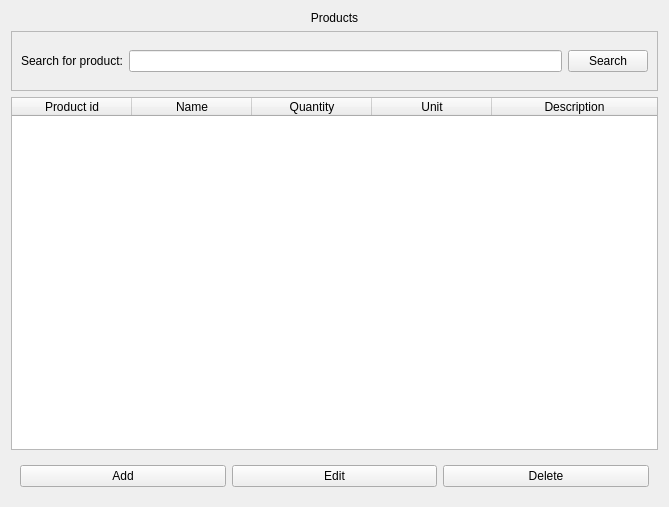
Before: the Qt Designer form ui/ProductView.ui in MagdaOleksandrTeam/ProductionPlanner, drawn with Qt 5.
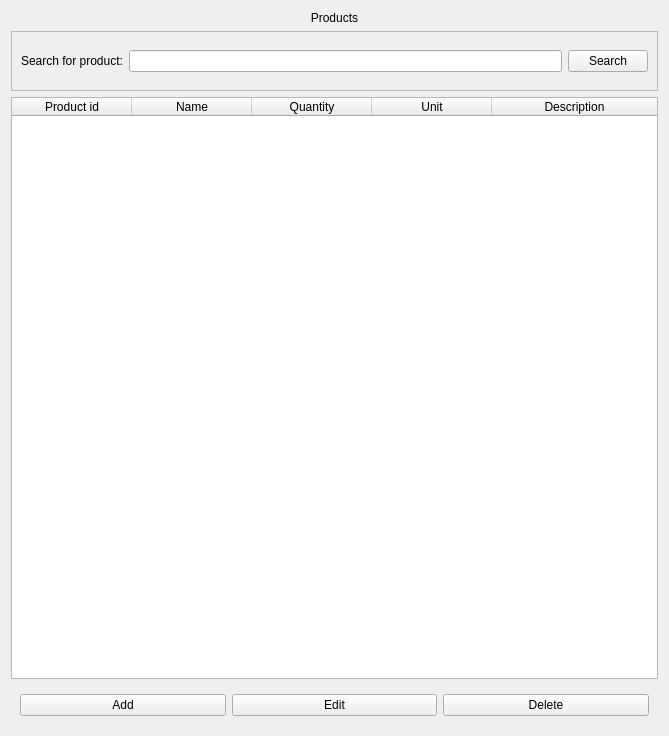
After: the same form once the commit is applied.

Commit message:
Added Machine and Recipe dialogs + integrated MachineView functionality
- Implemented MachineDialog (add/edit machine)
- Added MachineRecipeDialog with add/edit/delete recipe support
- Added RecipeAddEditDialog for product & capacity configuration
- MachineView now supports double-click to open recipe dialog
- UI hint label added ("Double-click to see details")
- Minor repository fixes and styling adjustments

```diff
--- a/ui/ProductView.ui
+++ b/ui/ProductView.ui
@@ -7,7 +7,7 @@
     <x>0</x>
     <y>0</y>
     <width>669</width>
-    <height>507</height>
+    <height>736</height>
    </rect>
   </property>
   <property name="sizePolicy">
```
The commit also changes 7 other files.
